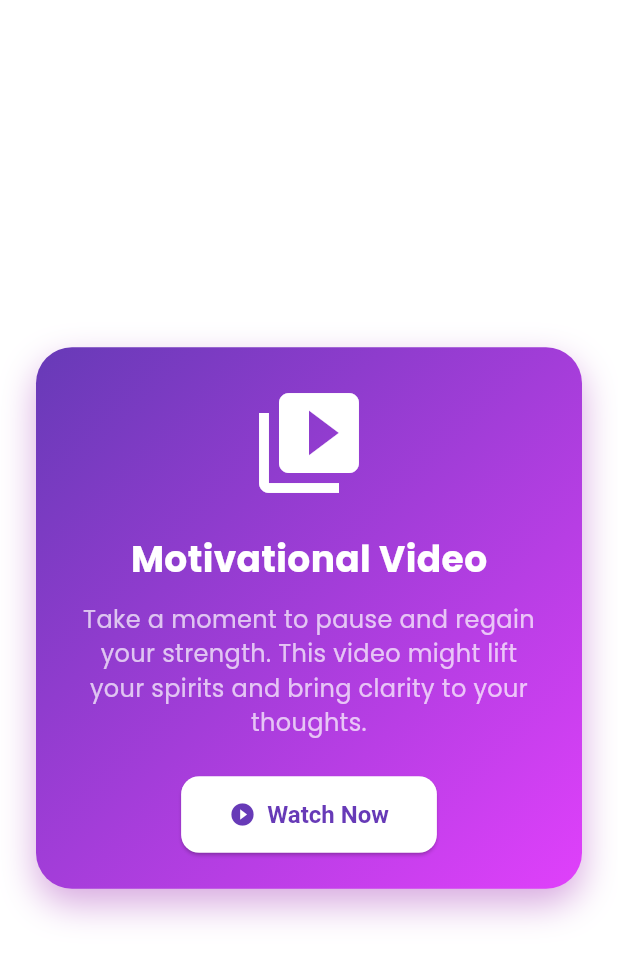
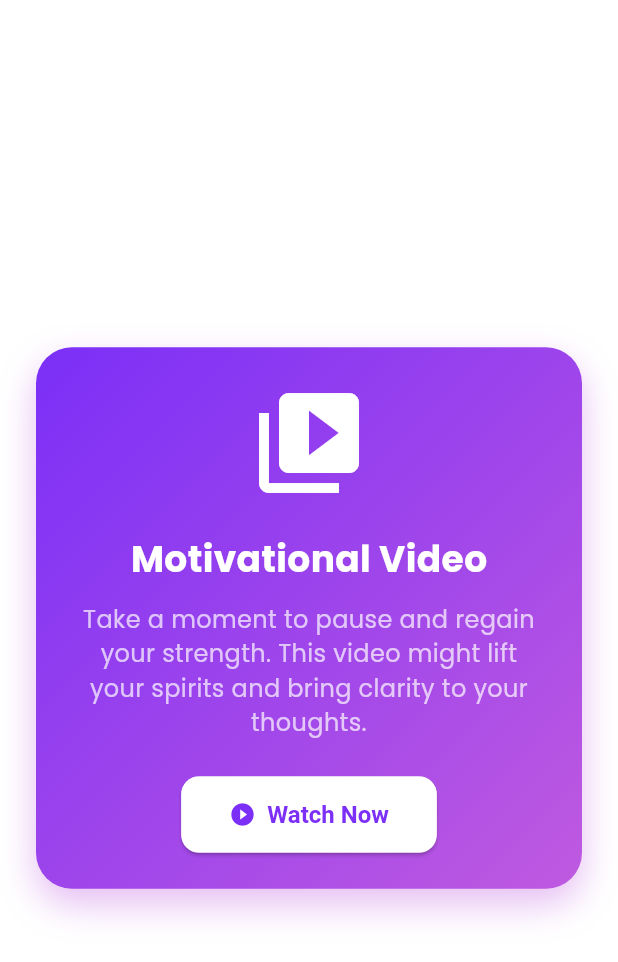
Before and after one commit to shoaib3474/Caress-Care, a Flutter app: the VideoRefScreen screen opened by its route, on a phone screen of 412 x 824 dp. Shown: the top 962 px of the screen. Run offline on Flutter 3.47's test engine with Material 3 defaults, Android fonts, the phone set to English and light mode, and no system bars; our stand-ins replace get, google_fonts, lottie; network calls fail.

Commit message:
changed colors

```diff
--- a/lib/main.dart
+++ b/lib/main.dart
@@ -14,7 +14,7 @@ class MyApp extends StatelessWidget {
     return GetMaterialApp(
       debugShowCheckedModeBanner: false,
       title: 'Caress Care',
-      initialRoute: AppRoutes.videoRefScreen,
+      initialRoute: AppRoutes.splash,
       getPages: AppRoutes.routes,
       theme: ThemeData(useMaterial3: true, fontFamily: 'Poppins'),
     );
--- a/lib/utils/const/app_colors.dart
+++ b/lib/utils/const/app_colors.dart
@@ -14,12 +14,16 @@ class AppColors {
   ];
 
   // Background and Surface
+  static const Color deepPurple = Colors.deepPurple;
   static const Color background = Color(0xFFF9F9F9); // Light Gray Background
   static const Color white = Colors.white; // Pure White
   static const Color shadow = Color(0x29000000);
 
   static const black = Color(0xFF000000);
-  static const Color grey = Color(0xFF808080); // Light Black Shadow (opacity)
+  static const Color grey = Color(0xFF808080);
+  static const Color lightgrey = Color(
+    0xFFD3D3D3,
+  ); // Light Black Shadow (opacity)
 
   // Text Colors
   static const Color textPrimary = Colors.black87; // Main Text
--- a/lib/view/check_list_screen.dart
+++ b/lib/view/check_list_screen.dart
@@ -74,7 +74,7 @@ class _ChecklistScreenState extends State<ChecklistScreen>
         title: const Text('Mental Health Checklist'),
         elevation: 0,
         backgroundColor: controller.getStepColor(controller.currentStep),
-        foregroundColor: Colors.white,
+        foregroundColor: AppColors.white,
         centerTitle: true,
       ),
       body: Column(
--- a/lib/view/screens/auth/register_screen.dart
+++ b/lib/view/screens/auth/register_screen.dart
@@ -83,13 +83,13 @@ class _RegisterScreenState extends State<RegisterScreen> {
                 Container(
                   decoration: BoxDecoration(
                     borderRadius: BorderRadius.circular(10),
-                    color: Colors.white,
+                    color: AppColors.white,
                   ),
                   padding: const EdgeInsets.symmetric(horizontal: 10),
                   child: DropdownButtonFormField<String>(
                     value: selectedGender,
                     hint: const Text('Select Gender'),
-                    dropdownColor: Colors.white,
+                    dropdownColor: AppColors.white,
                     decoration: const InputDecoration(
                       border: InputBorder.none,
                       contentPadding: EdgeInsets.symmetric(vertical: 14),
--- a/lib/view/screens/video_ref_screen.dart
+++ b/lib/view/screens/video_ref_screen.dart
@@ -1,6 +1,7 @@
 // ignore_for_file: use_build_context_synchronously, deprecated_member_use
 
 import 'dart:math';
+import 'package:caress_care/utils/const/app_colors.dart';
 import 'package:flutter/material.dart';
 import 'package:url_launcher/url_launcher.dart';
 
@@ -27,7 +28,7 @@ class VideoRefScreen extends StatelessWidget {
     final randomLink = youtubeLinks[_random.nextInt(youtubeLinks.length)];
 
     return Scaffold(
-      backgroundColor: Colors.white,
+      backgroundColor: AppColors.white,
       body: Center(
         child: Padding(
           padding: const EdgeInsets.all(24.0),
@@ -35,14 +36,14 @@ class VideoRefScreen extends StatelessWidget {
             padding: const EdgeInsets.all(24),
             decoration: BoxDecoration(
               gradient: const LinearGradient(
-                colors: [Colors.deepPurple, Colors.purpleAccent],
+                colors: [AppColors.gradientTop, AppColors.gradientBottom],
                 begin: Alignment.topLeft,
                 end: Alignment.bottomRight,
               ),
               borderRadius: BorderRadius.circular(24),
               boxShadow: [
                 BoxShadow(
-                  color: Colors.purple.withOpacity(0.4),
+                  color: AppColors.gradientBottom.withOpacity(0.4),
                   blurRadius: 20,
                   offset: const Offset(0, 10),
                 ),
@@ -51,14 +52,18 @@ class VideoRefScreen extends StatelessWidget {
             child: Column(
               mainAxisSize: MainAxisSize.min,
               children: [
-                const Icon(Icons.video_library, size: 80, color: Colors.white),
+                const Icon(
+                  Icons.video_library,
+                  size: 80,
+                  color: AppColors.white,
+                ),
                 const SizedBox(height: 20),
                 const Text(
                   'Motivational Video',
                   style: TextStyle(
                     fontSize: 24,
                     fontWeight: FontWeight.bold,
-                    color: Colors.white,
+                    color: AppColors.white,
                   ),
                 ),
                 const SizedBox(height: 12),
@@ -87,8 +92,8 @@ class VideoRefScreen extends StatelessWidget {
                   icon: const Icon(Icons.play_circle_fill),
                   label: const Text('Watch Now'),
                   style: ElevatedButton.styleFrom(
-                    backgroundColor: Colors.white,
-                    foregroundColor: Colors.deepPurple,
+                    backgroundColor: AppColors.white,
+                    foregroundColor: AppColors.gradientTop,
                     padding: const EdgeInsets.symmetric(
                       horizontal: 32,
                       vertical: 16,
--- a/lib/view/splash_screen.dart
+++ b/lib/view/splash_screen.dart
@@ -30,11 +30,7 @@ class _SplashScreenState extends State<SplashScreen> {
           gradient: LinearGradient(
             begin: Alignment.topCenter,
             end: Alignment.bottomCenter,
-            colors: [
-              Color(0xFF7B2FF7), // Top purple
-              Color(0xFF9F44D3), // Mid
-              Color(0xFFBF5AE0), // Bottom pinkish-purple
-            ],
+            colors: AppColors.mainGradient,
           ),
         ),
         child: Column(
```
Also changed, not shown: lib/view/doctor_ref_screen.dart (+16 -3 lines), lib/view/mod_sclection_screen.dart (+6 -6 lines), lib/view/motivational_screen.dart (+7 -5 lines).
